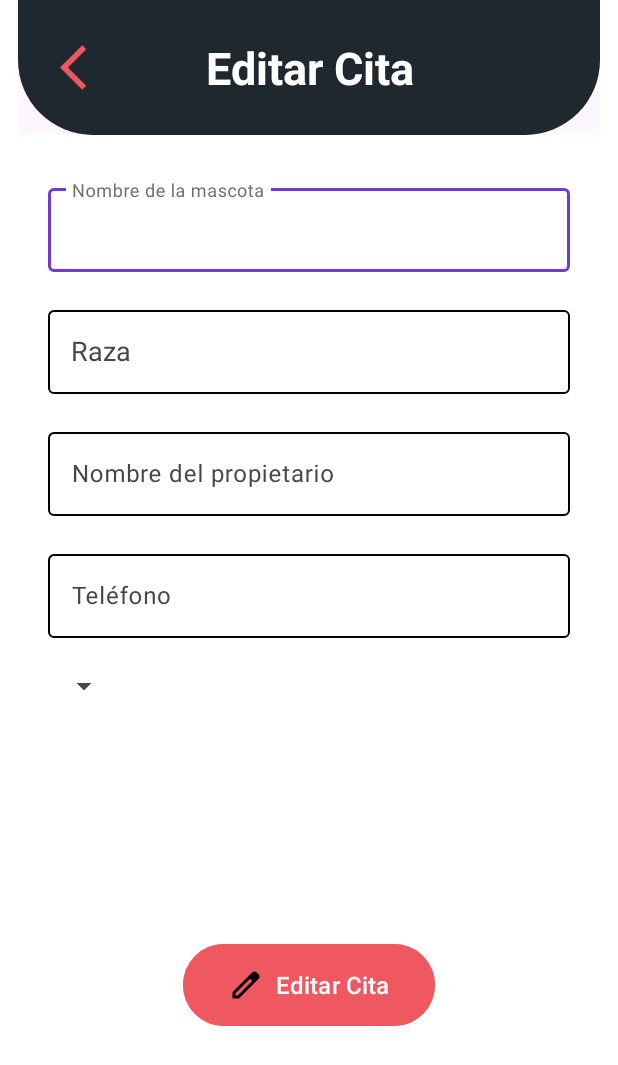
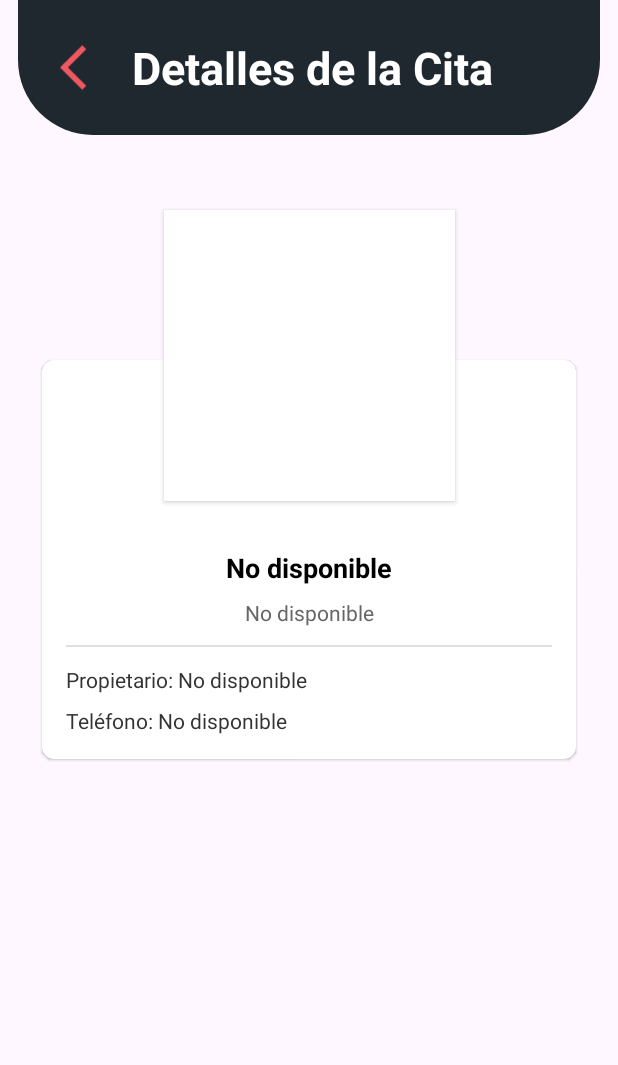
Before and after one commit to lauubetancourt/equipoDieciseis, an Android app: the screen it shows after launch (MainActivity), on a phone screen of 412 x 824 dp. Shown: the top 1065 px of the screen. Run offline under Robolectric (Android 15) with nearby library versions, the phone set to English and light mode, and no system bars; our stand-ins replace Room's generated code, data binding; pictures from the network do not load.

Commit message:
integración base de datos y vista

```diff
--- a/app/src/main/java/com/example/miniproyecto_i/data/AppointmentDao.kt
+++ b/app/src/main/java/com/example/miniproyecto_i/data/AppointmentDao.kt
@@ -1,5 +1,6 @@
 package com.example.miniproyecto_i.data
 
+import androidx.lifecycle.LiveData
 import androidx.room.Dao
 import androidx.room.Delete
 import androidx.room.Insert
@@ -21,4 +22,9 @@ interface AppointmentDao {
 
     @Update
     suspend fun updateAppointment(appointment: Appointment)
+
+    @Query("SELECT * FROM Appointment WHERE id = :id LIMIT 1")
+    fun getAppointmentById(id: Int): LiveData<Appointment>
+
+
 }
--- a/app/src/main/java/com/example/miniproyecto_i/repository/AppointmentRepository.kt
+++ b/app/src/main/java/com/example/miniproyecto_i/repository/AppointmentRepository.kt
@@ -1,6 +1,7 @@
 package com.example.miniproyecto_i.repository
 
 import android.content.Context
+import androidx.lifecycle.LiveData
 import com.example.miniproyecto_i.data.AppointmentDB
 import com.example.miniproyecto_i.data.AppointmentDao
 import com.example.miniproyecto_i.model.Appointment
@@ -24,6 +25,9 @@ class AppointmentRepository(val context: Context) {
         return withContext(Dispatchers.IO) {
             appointmentDao.getListAppointment()
         }
+    }
+    fun getAppointmentById(id: Int): LiveData<Appointment> {
+        return appointmentDao.getAppointmentById(id)
     }
 
     suspend fun deleteAppointment(appointment: Appointment) {
--- /dev/null
+++ b/app/src/main/java/com/example/miniproyecto_i/view/fragment/DetailAppointmentFragment.kt
@@ -0,0 +1,62 @@
+package com.example.miniproyecto_i.view.fragment
+
+import android.os.Bundle
+import android.view.LayoutInflater
+import android.view.View
+import android.view.ViewGroup
+import androidx.fragment.app.viewModels
+import androidx.fragment.app.Fragment
+import com.example.miniproyecto_i.databinding.FragmentDetailAppointmentBinding
+
+import com.example.miniproyecto_i.viewmodel.AppointmentViewModel
+
+class DetailAppointmentFragment : Fragment(){
+    private lateinit var binding: FragmentDetailAppointmentBinding
+    private val appointmentViewModel: AppointmentViewModel by viewModels()
+    override fun onCreateView(
+        inflater: LayoutInflater, container: ViewGroup?,
+        savedInstanceState: Bundle?
+
+    ): View {
+        binding = FragmentDetailAppointmentBinding.inflate(inflater)
+        binding.lifecycleOwner = this
+        setupToolBar()
+        observeAppointmentData()
+        return binding.root
+    }
+    private fun setupToolBar() {
+        val toolBar = binding.contentToolbar
+        val toolBarTitle = toolBar.toolbarTitle
+        appointmentViewModel.appointment.observe(viewLifecycleOwner) { appointment ->
+            if (appointment != null) {
+                toolBarTitle.text = appointment.petName
+            } else {
+                toolBarTitle.text = "Detalles de la Cita"
+            }
+        }
+    }
+    private fun observeAppointmentData() {
+        appointmentViewModel.appointment.observe(viewLifecycleOwner) { appointment ->
+            if (appointment != null) {
+                // Nota: petName no se usa en el layout actual; considera añadir un TextView para petName
+                // binding.petNameTextView.text = appointment.petName
+                binding.tvBreed.text = appointment.breed
+                binding.tvOwner.text = "Propietario: ${appointment.ownerName}"
+                binding.tvPhone.text = "Teléfono: ${appointment.ownerPhone}"
+                // tvNotes no está en la entidad Appointment; usa un valor por defecto o añade el campo
+                binding.tvNotes.text = "Sin notas" // Opcional: personaliza según necesites
+                // ivPetImage no está en la entidad; usa un placeholder o carga una imagen
+                // Por ejemplo: Glide.with(this).load("url_de_imagen").into(binding.ivPetImage)
+            } else {
+                // Manejo de caso cuando no hay cita
+                // binding.petNameTextView.text = "No disponible"
+                binding.tvBreed.text = "No disponible"
+                binding.tvOwner.text = "Propietario: No disponible"
+                binding.tvPhone.text = "Teléfono: No disponible"
+                binding.tvNotes.text = "No disponible"
+                // Opcional: establecer una imagen por defecto
+                // binding.ivPetImage.setImageResource(R.drawable.placeholder_image)
+            }
+        }
+    }
+}
--- a/app/src/main/java/com/example/miniproyecto_i/viewmodel/AppointmentViewModel.kt
+++ b/app/src/main/java/com/example/miniproyecto_i/viewmodel/AppointmentViewModel.kt
@@ -13,12 +13,13 @@ import kotlinx.coroutines.launch
 class AppointmentViewModel(application: Application): AndroidViewModel(application) {
     val context = getApplication<Application>()
     private val appointmentRepository = AppointmentRepository(context)
-
+    private val appointmentId: Int = 1
     private val _listAppointment = MutableLiveData<MutableList<Appointment>>()
     val listAppointment: LiveData<MutableList<Appointment>> get() = _listAppointment
 
     private val _listBreeds = MutableLiveData<BreedsModelResponse>()
     val listBreeds: LiveData<BreedsModelResponse> = _listBreeds
+    val appointment: LiveData<Appointment> = appointmentRepository.getAppointmentById(appointmentId)
 
     private val _progresState = MutableLiveData(false)
     val progresState: LiveData<Boolean> = _progresState
--- a/app/src/main/res/navigation/navigation_graph.xml
+++ b/app/src/main/res/navigation/navigation_graph.xml
@@ -3,7 +3,7 @@
     xmlns:app="http://schemas.android.com/apk/res-auto"
     xmlns:tools="http://schemas.android.com/tools"
     android:id="@+id/navigation_graph"
-    app:startDestination="@id/editAppointmentFragment">
+    app:startDestination="@id/detailAppointmentFragment">
 
     <fragment
         android:id="@+id/addAppointmentFragment"
@@ -16,4 +16,16 @@
         android:name="com.example.miniproyecto_i.view.fragment.EditAppointmentFragment"
         android:label="EditAppointmentFragment"
         tools:layout="@layout/fragment_edit_appointment"/>
+
+    <fragment
+        android:id="@+id/detailAppointmentFragment"
+        android:name="com.example.miniproyecto_i.view.fragment.DetailAppointmentFragment"
+        android:label="detailAppointmentFragment"
+        tools:layout="@layout/fragment_detail_appointment">
+        <argument
+            android:name="appointmentId"
+            app:argType="integer"
+            android:defaultValue="1" />
+    </fragment>
+
 </navigation>
```
